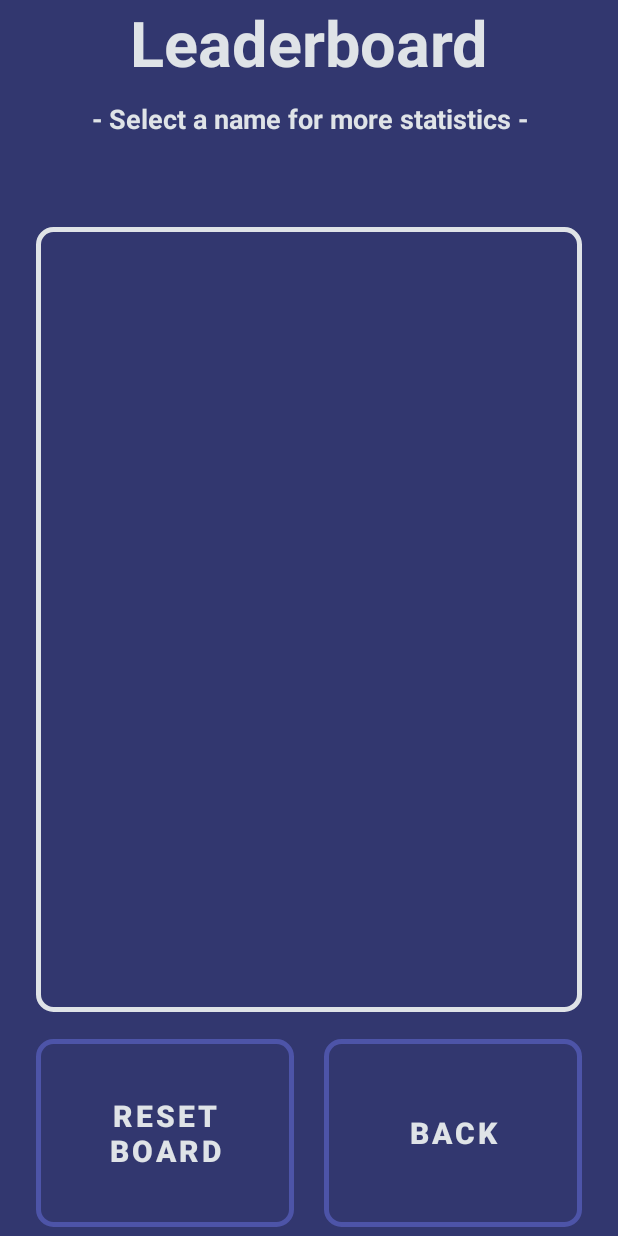
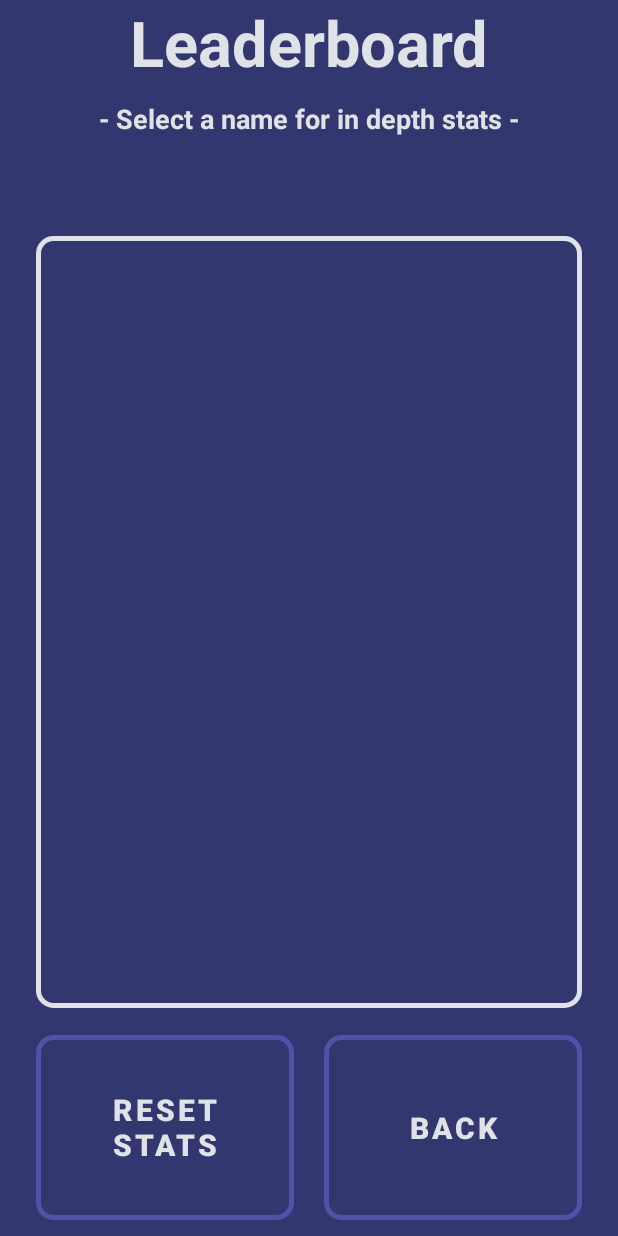
Before and after one commit to ashley-kuipers/TicTacToe-App, an Android app: the ShowStandingsActivity screen opened directly, with no data from a screen before it, on a phone screen of 412 x 824 dp. Run offline under Robolectric (Android 15) with nearby library versions, the phone set to English and light mode, and no system bars.

Commit message:
final commit

```diff
--- a/app/src/main/res/layout/activity_show_standings.xml
+++ b/app/src/main/res/layout/activity_show_standings.xml
@@ -11,7 +11,7 @@
     <LinearLayout
         android:layout_width="match_parent"
         android:layout_height="0dp"
-        android:layout_weight="1.6"
+        android:layout_weight="1.7"
         android:orientation="vertical">
 
         <TextView
@@ -28,7 +28,6 @@
             android:layout_width="match_parent"
             android:layout_height="wrap_content"
             android:layout_marginTop="10dp"
-            android:layout_marginBottom="10dp"
             android:gravity="center"
             android:paddingStart="20dp"
             android:paddingEnd="20dp"
@@ -63,6 +62,7 @@
     <LinearLayout
         android:layout_width="match_parent"
         android:layout_height="0dp"
+        android:layout_marginBottom="5dp"
         android:layout_weight="1.5"
         android:gravity="center|top">
 
--- a/app/src/main/res/values/strings.xml
+++ b/app/src/main/res/values/strings.xml
@@ -7,7 +7,7 @@
     <string name="o">O</string>
     <string name="space"> </string>
     <string name="leaderboardTitle">Leaderboard</string>
-    <string name="leaderboardSubTitle">- Select a name for more statistics -</string>
+    <string name="leaderboardSubTitle">- Select a name for in depth stats -</string>
     <string name="pickOpponentTitle">Who are you playing against?</string>
     <string name="enterNameTitle2">Enter Player 2\'s Name</string>
     <string name="enterNameSubTitle">* Name is used for leaderboard\n(not case sensitive)</string>
@@ -15,7 +15,7 @@
     <string name="back">Back</string>
     <string name="hintUsername">JaneDoe123</string>
     <string name="gameTitle">Tap spot to start</string>
-    <string name="reset">Reset Board</string>
+    <string name="reset">Reset Stats</string>
 
     <string-array name="homeMenu">
         <item>Enter Name</item>
--- a/build.gradle
+++ b/build.gradle
@@ -1,5 +1,5 @@
 // Top-level build file where you can add configuration options common to all sub-projects/modules.
 plugins {
-    id 'com.android.application' version '7.3.0' apply false
-    id 'com.android.library' version '7.3.0' apply false
+    id 'com.android.application' version '7.3.1' apply false
+    id 'com.android.library' version '7.3.1' apply false
 }
```
Also changed, not shown: app/src/main/java/com/example/tictactoe/MainActivity.java (+4 -3 lines).
